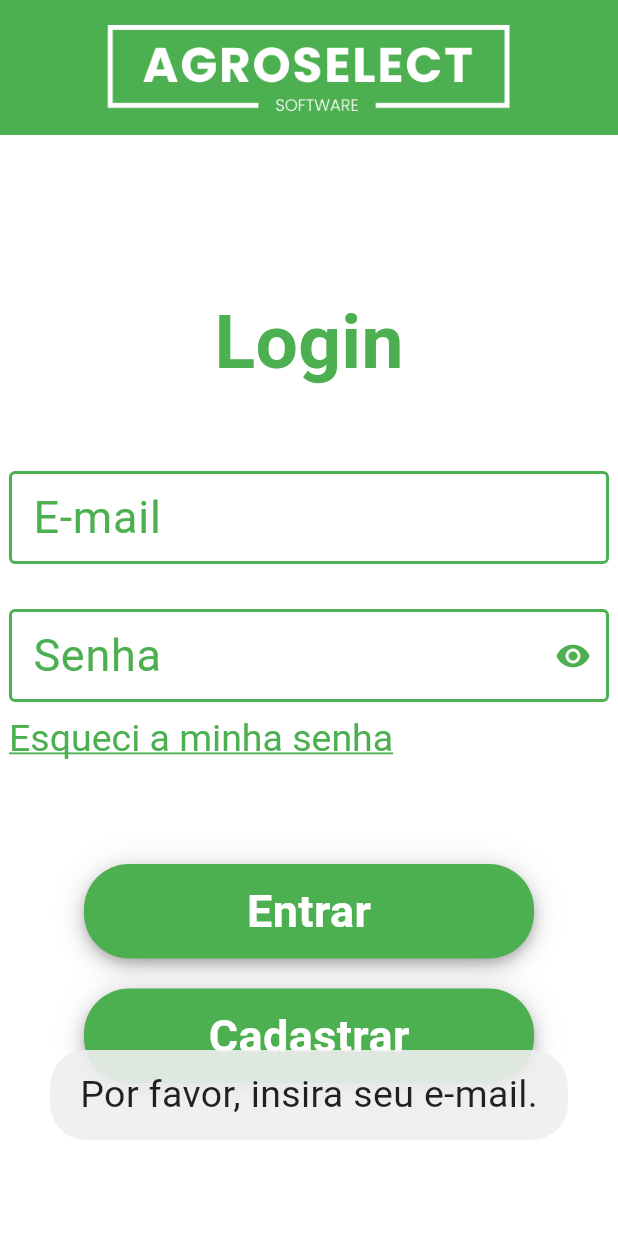
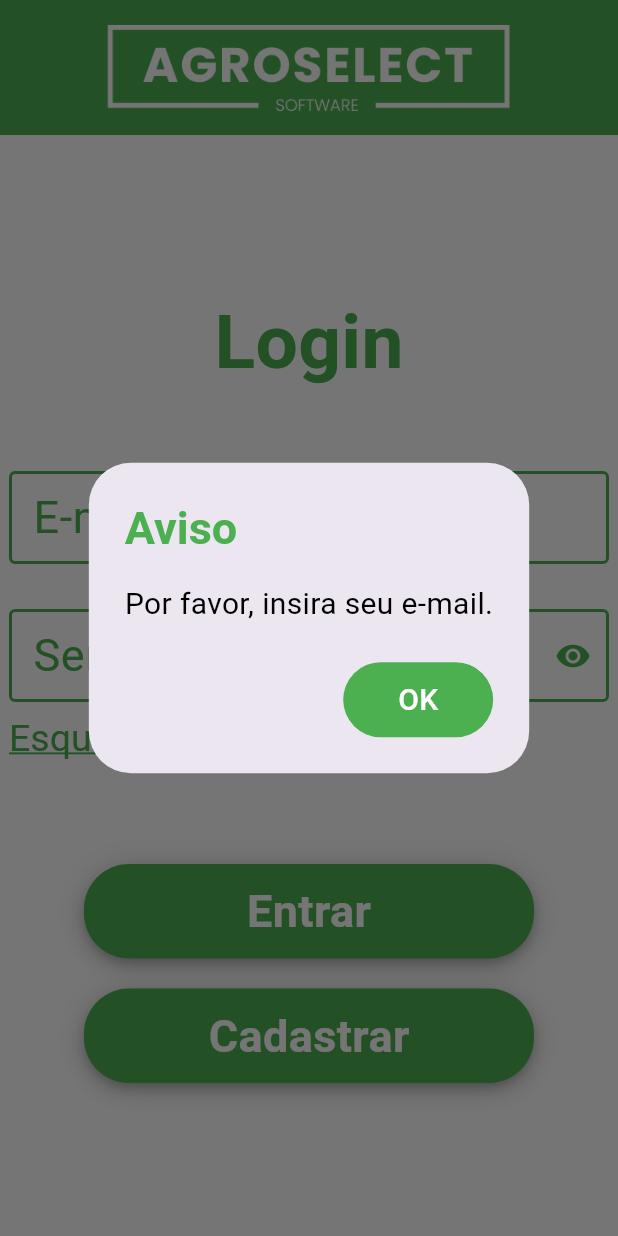
Before and after one commit to GABRIEL-ASSYS/AgroSelect-Flutter-App, a Flutter app: the screen it shows after launch, after a tap on "Esqueci a minha senha", on a phone screen of 412 x 824 dp. Run offline on Flutter 3.47's test engine with Material 3 defaults, Android fonts, the phone set to English and light mode, and no system bars; our stand-ins replace cloud_firestore, firebase_auth, firebase_core, fluttertoast, image_picker, mask_text_input_formatter and 2 more; accounts and stored records are empty; generated files the repository leaves out were written again.

Commit message:
criando alerts customizados para erros e avisos nas telas

```diff
--- a/lib/view/usuario/login.dart
+++ b/lib/view/usuario/login.dart
@@ -125,12 +125,9 @@ class _LoginScreenState extends State<LoginScreen> {
                               ),
                               onPressed: () async {
                                 if (_emailController.text.isEmpty) {
-                                  Fluttertoast.showToast(
-                                    msg: "Por favor, insira seu e-mail.",
-                                    toastLength: Toast.LENGTH_SHORT,
-                                    gravity: ToastGravity.BOTTOM,
-                                    fontSize: 25,
-                                    timeInSecForIosWeb: 3,
+                                  await showCustomAlertDialog(
+                                    context,
+                                    "Por favor, insira seu e-mail.",
                                   );
                                   return;
                                 }
@@ -140,35 +137,33 @@ class _LoginScreenState extends State<LoginScreen> {
                                     email: _emailController.text,
                                   );
 
-                                  Fluttertoast.showToast(
-                                    msg: "E-mail de redefinição de senha enviado.",
-                                    toastLength: Toast.LENGTH_SHORT,
-                                    gravity: ToastGravity.BOTTOM,
-                                    fontSize: 25,
-                                    timeInSecForIosWeb: 3,
+                                  await showCustomAlertDialog(
+                                    context,
+                                    "E-mail de redefinição de senha enviado.",
                                   );
                                 } catch (e) {
                                   String errorMessage;
                                   if (e is FirebaseAuthException) {
                                     switch (e.code) {
                                       case 'user-not-found':
-                                        errorMessage = 'E-mail não cadastrado.';
+                                        await showCustomAlertDialog(
+                                          context,
+                                          "E-mail não cadastrado.",
+                                        );
                                         break;
                                       default:
-                                        errorMessage = 'Erro ao enviar o e-mail. Tente novamente.';
+                                        await showCustomAlertDialog(
+                                          context,
+                                          "Erro ao enviar o e-mail. Tente novamente.",
+                                        );
                                         break;
                                     }
                                   } else {
-                                    errorMessage = 'Ocorreu um erro. Tente novamente.';
+                                    await showCustomAlertDialog(
+                                      context,
+                                      "Ocorreu um erro. Tente novamente.",
+                                    );
                                   }
-
-                                  Fluttertoast.showToast(
-                                    msg: errorMessage,
-                                    toastLength: Toast.LENGTH_SHORT,
-                                    gravity: ToastGravity.BOTTOM,
-                                    fontSize: 25,
-                                    timeInSecForIosWeb: 3,
-                                  );
                                 }
                               },
                               child: RichText(
@@ -215,37 +210,39 @@ class _LoginScreenState extends State<LoginScreen> {
                             if (e is FirebaseAuthException) {
                               switch (e.code) {
                                 case 'user-not-found':
-                                  errorMessage = 'Seu email não está cadastrado.';
+                                  await showCustomAlertDialog(
+                                    context,
+                                    "Seu email não está cadastrado.",
+                                  );
                                   break;
                                 case 'wrong-password':
-                                  errorMessage = 'Senha incorreta.';
+                                  await showCustomAlertDialog(
+                                    context,
+                                    "Senha incorreta.",
+                                  );
                                   break;
                                 default:
-                                  errorMessage = 'Ocorreu um erro. Por favor, tente novamente.';
+                                  await showCustomAlertDialog(
+                                    context,
+                                    "Ocorreu um erro. Por favor, tente novamente.",
+                                  );
                                   break;
                               }
                             } else {
-                              errorMessage = 'Ocorreu um erro. Por favor, tente novamente.';
+                              await showCustomAlertDialog(
+                                context,
+                                "Ocorreu um erro. Por favor, tente novamente.",
+                              );
                             }
-                            Fluttertoast.showToast(
-                              msg: errorMessage,
-                              toastLength: Toast.LENGTH_SHORT,
-                              gravity: ToastGravity.BOTTOM,
-                              fontSize: 25,
-                              timeInSecForIosWeb: 3,
-                            );
                           }
                         } else {
                           setState(() {
                             _isLoading = false;
                           });
 
-                          Fluttertoast.showToast(
-                            msg: "Por favor, preencha todos os campos corretamente.",
-                            toastLength: Toast.LENGTH_SHORT,
-                            gravity: ToastGravity.BOTTOM,
-                            fontSize: 25,
-                            timeInSecForIosWeb: 3,
+                          await showCustomAlertDialog(
+                            context,
+                            "Por favor, preencha todos os campos corretamente.",
                           );
                         }
                       }),
@@ -266,4 +263,49 @@ class _LoginScreenState extends State<LoginScreen> {
       ),
     );
   }
+
+  Future<void> showCustomAlertDialog(BuildContext context, String message) async {
+    showDialog(
+      context: context,
+      builder: (BuildContext context) {
+        return AlertDialog(
+          title: const Text(
+            'Aviso',
+            style: TextStyle(
+              color: Colors.green,
+              fontSize: 30,
+              fontWeight: FontWeight.bold,
+            ),
+          ),
+          content: Text(
+            message,
+            style: const TextStyle(
+              fontSize: 20,
+              color: Colors.black,
+            ),
+          ),
+          actions: <Widget>[
+            TextButton(
+              style: TextButton.styleFrom(
+                backgroundColor: Colors.green,
+                minimumSize: const Size(100, 50),
+              ),
+              onPressed: () {
+                Navigator.of(context).pop();
+              },
+              child: const Text(
+                'OK',
+                style: TextStyle(
+                  color: Colors.white,
+                  fontSize: 20,
+                ),
+              ),
+            ),
+          ],
+        );
+      },
+    );
+
+    await Future.delayed(const Duration(seconds: 2));
+  }
 }
```
Also changed, not shown: lib/view/entregador/entregadores.dart (+54 -15 lines), lib/view/entregador/favoritos_entregadores.dart (+51 -10 lines), lib/view/relatorios/favoritos_relatorios.dart (+51 -10 lines), lib/view/relatorios/relatorios.dart (+58 -10 lines), lib/view/usuario/perfil.dart (+73 -29 lines).
